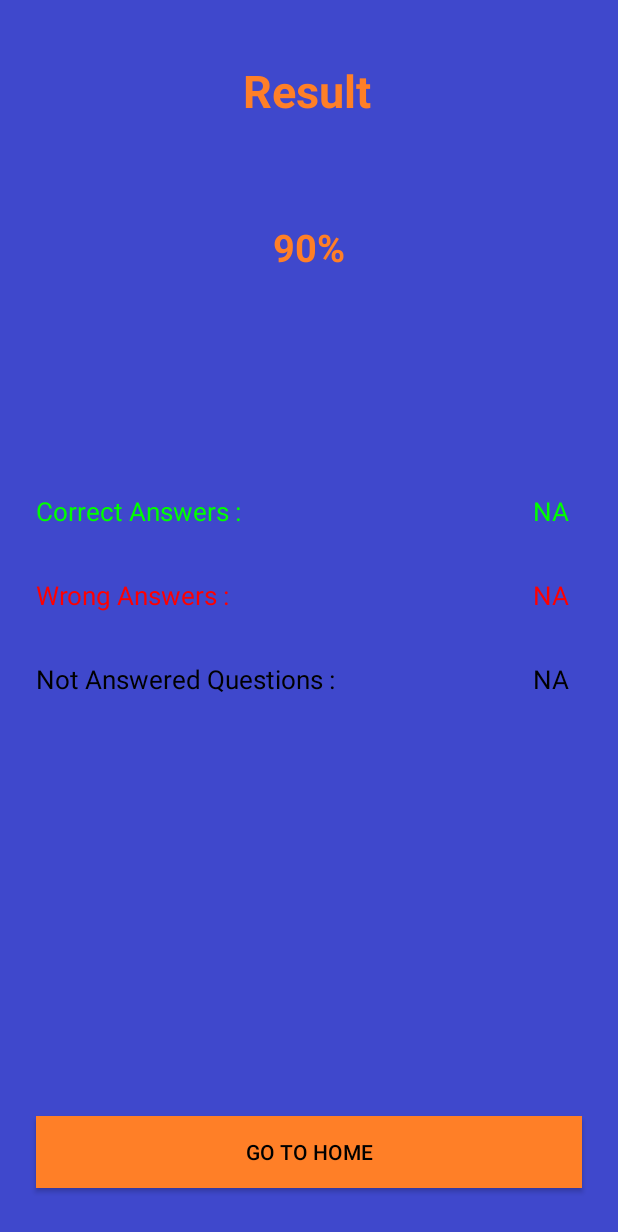
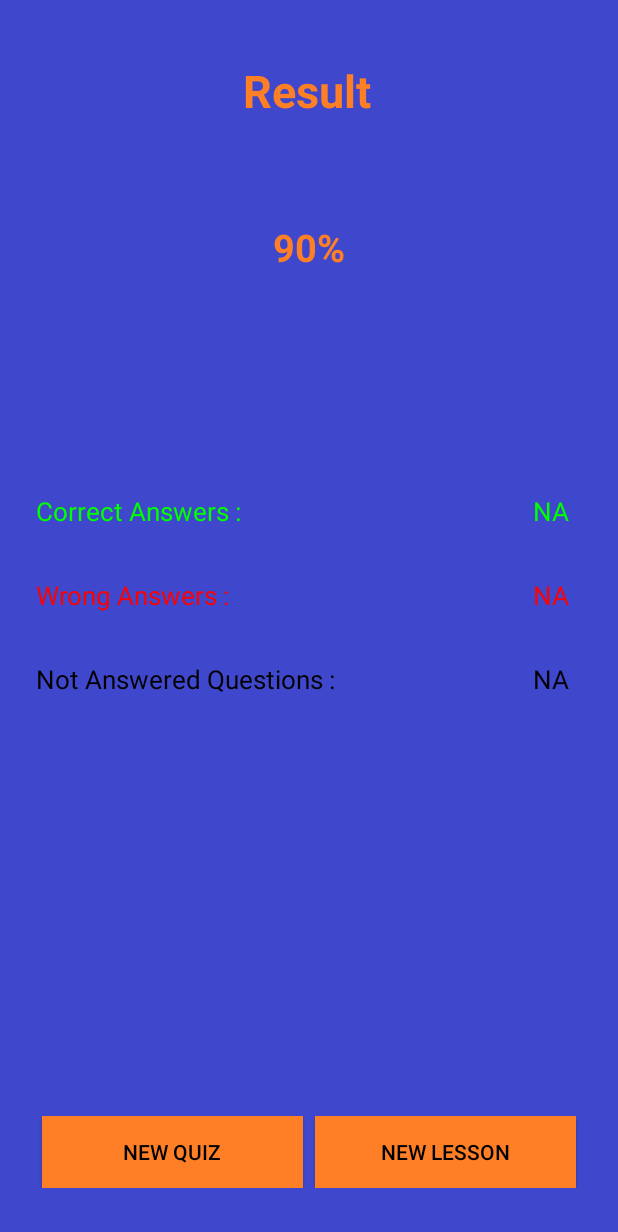
Before and after one commit to Irfan044/BPR2-IrfanCatovic, an Android app: the layout fragment_result.xml on its own in the app's theme, with its tools: preview values and no code run, on a phone screen of 412 x 824 dp. Shown: the top 1232 px of the screen. Run offline under Robolectric (Android 15) with nearby library versions, the phone set to English and light mode, and no system bars.

Commit message:
Result Fragment to New Lesson

```diff
--- a/app/src/main/java/com/example/learningbcms/views/ResultFragment.java
+++ b/app/src/main/java/com/example/learningbcms/views/ResultFragment.java
@@ -41,6 +41,7 @@ public class ResultFragment extends Fragment {
     private ProgressBar scoreProgressbar;
     private String quizId;
     private Button homeBtn;
+    private Button newLessonBtn;
 
     @Override
     public void onCreate(@Nullable Bundle savedInstanceState) {
@@ -67,12 +68,19 @@ public class ResultFragment extends Fragment {
         percentTv = view.findViewById(R.id.resultPercentageTv);
         scoreProgressbar = view.findViewById(R.id.resultCoutProgressBar);
         homeBtn = view.findViewById(R.id.home_btn);
-
+        newLessonBtn = view.findViewById(R.id.newLessonBtn);
 
         homeBtn.setOnClickListener(new View.OnClickListener() {
             @Override
             public void onClick(View v) {
                 navController.navigate(R.id.action_resultFragment_to_listFragment);
+            }
+        });
+
+        newLessonBtn.setOnClickListener(new View.OnClickListener() {
+            @Override
+            public void onClick(View v) {
+                navController.navigate(R.id.action_resultFragment_to_lessonMenuFragment);
             }
         });
 
--- a/app/src/main/res/layout/fragment_result.xml
+++ b/app/src/main/res/layout/fragment_result.xml
@@ -7,20 +7,41 @@
     android:background="#3F48CC"
     tools:context=".views.ResultFragment">
 
-    <Button
-        android:id="@+id/home_btn"
+    <LinearLayout
+        android:id="@+id/buttonContainer"
         android:layout_width="0dp"
         android:layout_height="wrap_content"
         android:layout_marginStart="24dp"
         android:layout_marginEnd="24dp"
         android:layout_marginBottom="32dp"
-        android:background="#FF7F27"
-        android:text="Go To Home"
-        android:textColor="@color/black"
+        android:layout_centerHorizontal="true"
+        android:orientation="horizontal"
         app:layout_constraintBottom_toBottomOf="parent"
-        app:layout_constraintEnd_toEndOf="parent"
-        app:layout_constraintHorizontal_bias="0.5"
-        app:layout_constraintStart_toStartOf="parent" />
+        app:layout_constraintStart_toStartOf="parent"
+        app:layout_constraintEnd_toEndOf="parent">
+
+        <Button
+            android:id="@+id/home_btn"
+            android:layout_width="0dp"
+            android:layout_height="wrap_content"
+            android:background="#FF7F27"
+            android:text="NEW QUIZ"
+            android:textColor="@color/black"
+            android:layout_weight="1"
+            android:layout_marginEnd="4dp"
+            android:layout_marginStart="4dp" />
+
+        <Button
+            android:id="@+id/newLessonBtn"
+            android:layout_width="0dp"
+            android:layout_height="wrap_content"
+            android:background="#FF7F27"
+            android:text="NEW LESSON"
+            android:textColor="@color/black"
+            android:layout_weight="1"
+            android:layout_marginEnd="4dp"
+            android:layout_marginStart="4dp" />
+    </LinearLayout>
 
     <ProgressBar
         android:id="@+id/resultCoutProgressBar"
--- a/app/src/main/res/navigation/nav_graph.xml
+++ b/app/src/main/res/navigation/nav_graph.xml
@@ -119,6 +119,9 @@
         <action
             android:id="@+id/action_resultFragment_to_settingsFragment"
             app:destination="@id/settingsFragment" />
+        <action
+            android:id="@+id/action_resultFragment_to_lessonMenuFragment"
+            app:destination="@id/lessonMenuFragment" />
     </fragment>
     <fragment
         android:id="@+id/previousKnowledgeFragment"
```
